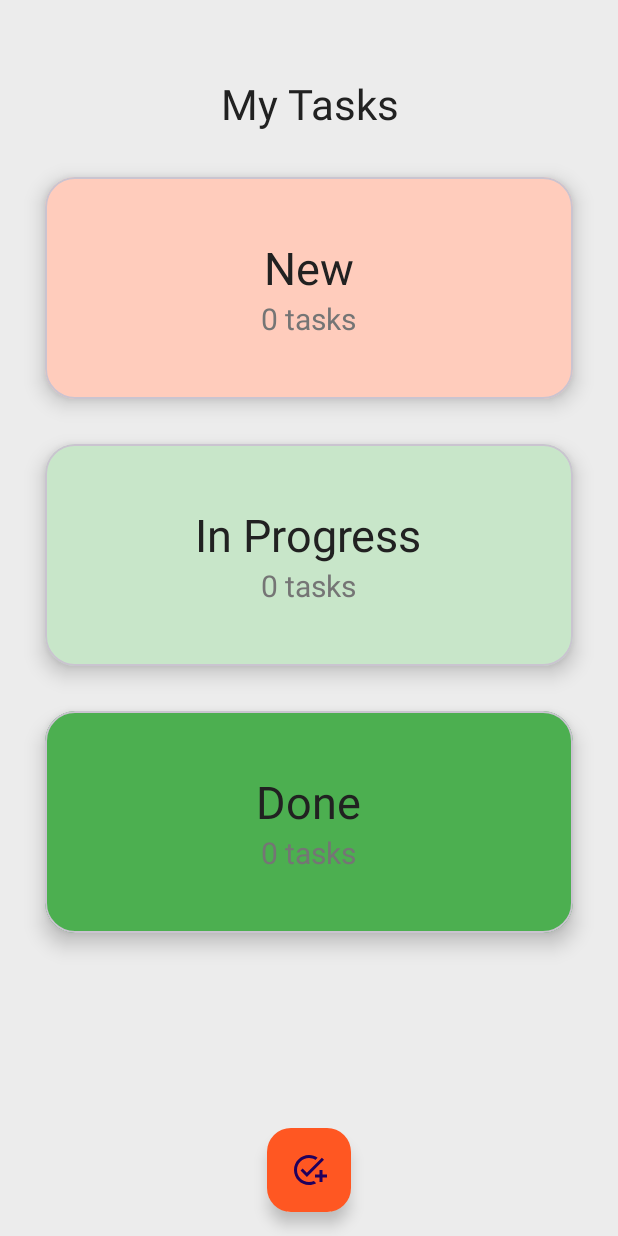
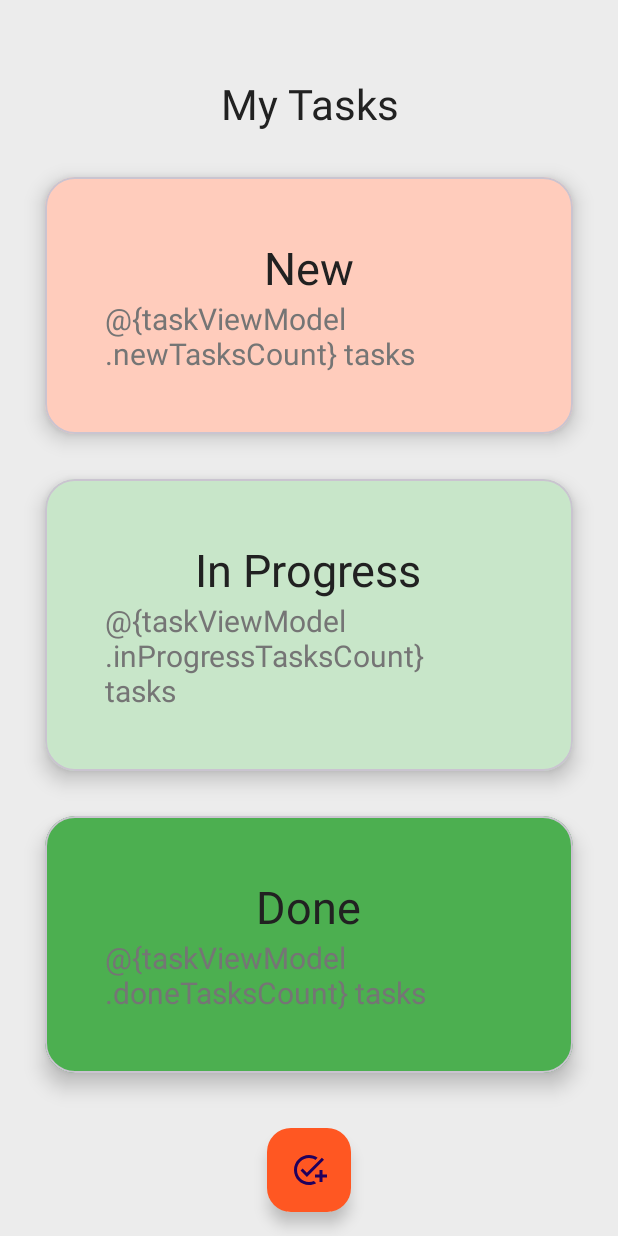
Before and after one commit to stephen18961/SCTasks, an Android app: the layout fragment_main.xml on its own in the app's theme, with its tools: preview values and no code run, on a phone screen of 412 x 824 dp. Run offline under Robolectric (Android 15) with nearby library versions, the light colour scheme and no system bars.

Commit message:
fixed tampilan again

```diff
--- a/app/src/main/res/layout/fragment_main.xml
+++ b/app/src/main/res/layout/fragment_main.xml
@@ -57,7 +57,7 @@
                 android:layout_width="wrap_content"
                 android:layout_height="wrap_content"
                 android:layout_gravity="center"
-                android:text="0 tasks"
+                android:text="@{taskViewModel.newTasksCount} tasks"
                 android:textColor="@color/secondaryTextColor"
                 android:textSize="20sp" />
         </LinearLayout>
@@ -98,7 +98,7 @@
                 android:id="@+id/textInProgressCount"
                 android:layout_width="wrap_content"
                 android:layout_height="wrap_content"
-                android:text="0 tasks"
+                android:text="@{taskViewModel.inProgressTasksCount} tasks"
                 android:textSize="20sp"
                 android:textColor="@color/secondaryTextColor"
                 android:layout_gravity="center"/>
@@ -141,7 +141,7 @@
                 android:layout_width="wrap_content"
                 android:layout_height="wrap_content"
                 android:layout_gravity="center"
-                android:text="0 tasks"
+                android:text="@{taskViewModel.doneTasksCount} tasks"
                 android:textColor="@color/secondaryTextColor"
                 android:textSize="20sp" />
         </LinearLayout>
```
